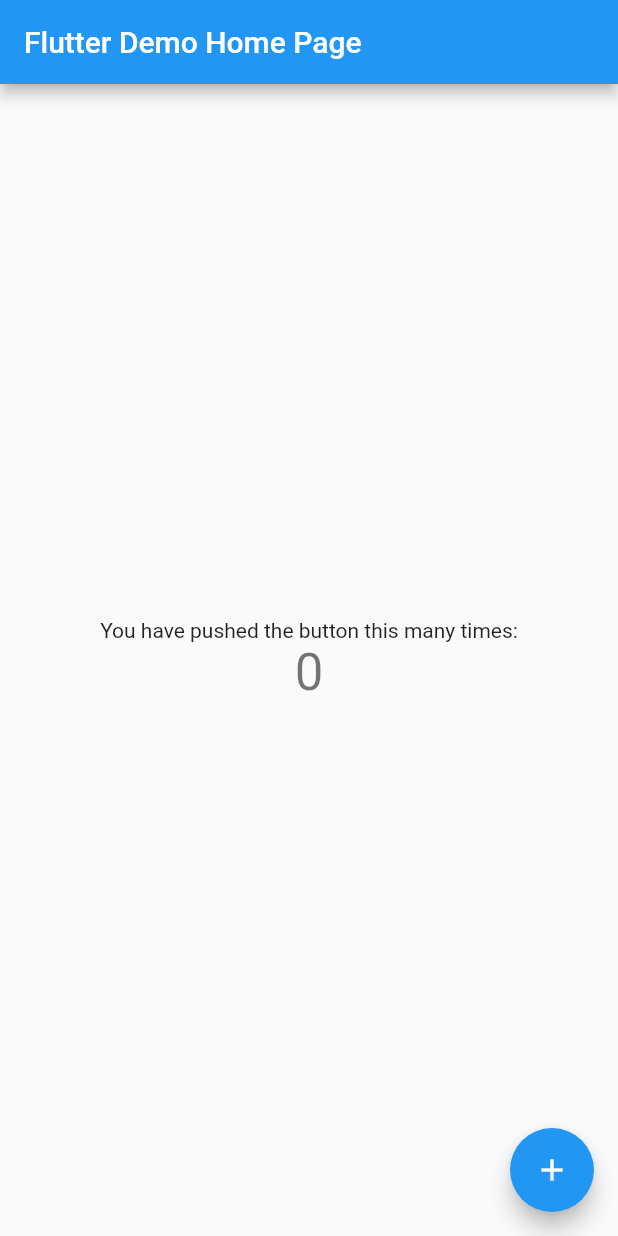
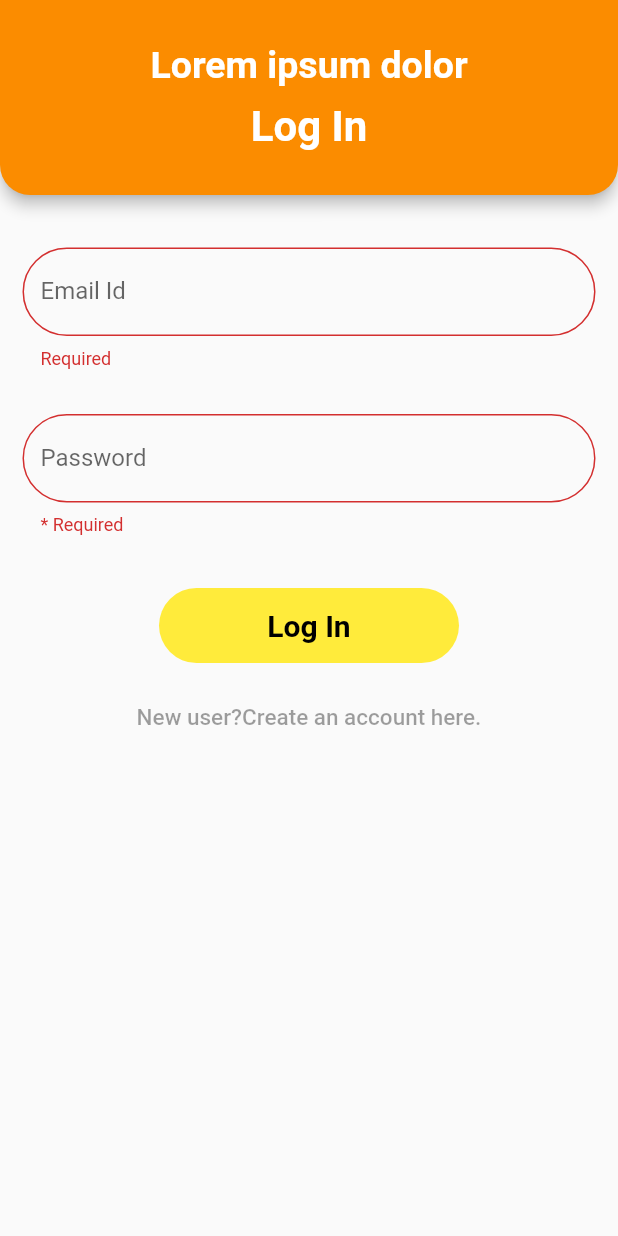
Before and after one commit to renuvkelkar/food_deliver_app, a Flutter app: the screen it shows after launch, on a phone screen of 412 x 824 dp. Run offline on Flutter 3.47's test engine with Material 2 defaults, Android fonts, the phone set to English and light mode, and no system bars; our stand-ins replace form_field_validator.

Commit message:
adding login page and signup page with changes in .yaml file and main.dart file

```diff
--- a/lib/main.dart
+++ b/lib/main.dart
@@ -1,4 +1,6 @@
 import 'package:flutter/material.dart';
+
+import 'pages/loginPage.dart';
 
 void main() {
   runApp(MyApp());
@@ -26,92 +28,7 @@ class MyApp extends StatelessWidget {
         // closer together (more dense) than on mobile platforms.
         visualDensity: VisualDensity.adaptivePlatformDensity,
       ),
-      home: MyHomePage(title: 'Flutter Demo Home Page'),
+      home: LoginPage(),
     );
   }
 }
-
-class MyHomePage extends StatefulWidget {
-  MyHomePage({Key key, this.title}) : super(key: key);
-
-  // This widget is the home page of your application. It is stateful, meaning
-  // that it has a State object (defined below) that contains fields that affect
-  // how it looks.
-
-  // This class is the configuration for the state. It holds the values (in this
-  // case the title) provided by the parent (in this case the App widget) and
-  // used by the build method of the State. Fields in a Widget subclass are
-  // always marked "final".
-
-  final String title;
-
-  @override
-  _MyHomePageState createState() => _MyHomePageState();
-}
-
-class _MyHomePageState extends State<MyHomePage> {
-  int _counter = 0;
-
-  void _incrementCounter() {
-    setState(() {
-      // This call to setState tells the Flutter framework that something has
-      // changed in this State, which causes it to rerun the build method below
-      // so that the display can reflect the updated values. If we changed
-      // _counter without calling setState(), then the build method would not be
-      // called again, and so nothing would appear to happen.
-      _counter++;
-    });
-  }
-
-  @override
-  Widget build(BuildContext context) {
-    // This method is rerun every time setState is called, for instance as done
-    // by the _incrementCounter method above.
-    //
-    // The Flutter framework has been optimized to make rerunning build methods
-    // fast, so that you can just rebuild anything that needs updating rather
-    // than having to individually change instances of widgets.
-    return Scaffold(
-      appBar: AppBar(
-        // Here we take the value from the MyHomePage object that was created by
-        // the App.build method, and use it to set our appbar title.
-        title: Text(widget.title),
-      ),
-      body: Center(
-        // Center is a layout widget. It takes a single child and positions it
-        // in the middle of the parent.
-        child: Column(
-          // Column is also a layout widget. It takes a list of children and
-          // arranges them vertically. By default, it sizes itself to fit its
-          // children horizontally, and tries to be as tall as its parent.
-          //
-          // Invoke "debug painting" (press "p" in the console, choose the
-          // "Toggle Debug Paint" action from the Flutter Inspector in Android
-          // Studio, or the "Toggle Debug Paint" command in Visual Studio Code)
-          // to see the wireframe for each widget.
-          //
-          // Column has various properties to control how it sizes itself and
-          // how it positions its children. Here we use mainAxisAlignment to
-          // center the children vertically; the main axis here is the vertical
-          // axis because Columns are vertical (the cross axis would be
-          // horizontal).
-          mainAxisAlignment: MainAxisAlignment.center,
-          children: <Widget>[
-            Text(
-              'You have pushed the button this many times:',
-            ),
-            Text(
-              '$_counter',
-              style: Theme.of(context).textTheme.headline4,
-            ),
-          ],
-        ),
-      ),
-      floatingActionButton: FloatingActionButton(
-        onPressed: _incrementCounter,
-        tooltip: 'Increment',
-        child: Icon(Icons.add),
-      ), // This trailing comma makes auto-formatting nicer for build methods.
-    );
-  }
-}
--- a/lib/pages/loginPage.dart
+++ b/lib/pages/loginPage.dart
@@ -0,0 +1,124 @@
+import 'package:flutter/material.dart';
+import 'package:form_field_validator/form_field_validator.dart';
+
+import 'signupPage.dart';
+
+
+
+class LoginPage extends StatefulWidget {
+  @override
+  _LoginPageState createState() => _LoginPageState();
+}
+
+class _LoginPageState extends State<LoginPage> {
+  GlobalKey<FormState> formKey=GlobalKey<FormState>();
+  @override
+  Widget build(BuildContext context) {
+    return Scaffold(
+      appBar: AppBar(
+        toolbarHeight: 130,
+        shape: RoundedRectangleBorder(
+          borderRadius: BorderRadius.only(
+            bottomLeft: Radius.circular(20),
+            bottomRight: Radius.circular(20),
+          ),
+        ),
+        title: Column(
+          children: [
+            Text(
+              "Lorem ipsum dolor",
+              style: TextStyle(
+                color: Colors.white,
+                fontWeight: FontWeight.bold,
+                fontSize: 25,
+
+              ),
+            ),
+            SizedBox(height: 10,),
+            Text(
+              "Log In",
+              style: TextStyle(
+                color: Colors.white,
+                fontWeight: FontWeight.bold,
+                fontSize: 28,
+              ),
+            ),
+          ],
+        ),
+        centerTitle: true,
+        backgroundColor: Colors.orange[600],
+      ),
+      body: Form(
+        autovalidate: true,
+        key: formKey,
+        child: SingleChildScrollView(
+          child: Column(
+            children: [
+              SizedBox(height: 20,),
+              Padding(
+                padding: const EdgeInsets.all(15.0),
+                child: TextFormField(
+                  decoration: InputDecoration(border:OutlineInputBorder(borderSide: BorderSide(color: Colors.orange[600],),borderRadius:BorderRadius.circular(30)),
+                      labelText: "Email Id",
+                      hintText: "lorem@dolor.com"),
+                  validator:MultiValidator([
+                    RequiredValidator(errorText: ("Required")),
+                    EmailValidator(errorText: ("not a valid email")),
+                    //RequiredValidator(errorText: ("Required"))
+                  ]),
+                ),
+              ),
+              Padding(
+                padding: const EdgeInsets.all(15.0),
+                child: TextFormField(
+                  obscureText: true,
+                  validator:MultiValidator([
+                    RequiredValidator(errorText: "* Required"),
+                    MinLengthValidator(6,errorText:"min 6 char long"),
+                    MaxLengthValidator(15,errorText:"max 15 char long"),
+                  ]),
+                  decoration: InputDecoration(border:OutlineInputBorder(borderSide: BorderSide(color: Colors.orange[600],),borderRadius:BorderRadius.circular(30)),
+                      labelText: "Password",
+                      hintText: "min 6 char long"),
+                ),
+              ),
+
+              SizedBox (height:20),
+
+              Container(
+                decoration: BoxDecoration(color: Colors.yellow,borderRadius: BorderRadius.circular(30)),
+                height: 50,
+                width:200,
+
+                child: FlatButton(
+                  onPressed: (){
+                    /*if(formKey.currentState.validate()){
+                      Navigator.push(context,
+                          MaterialPageRoute(builder: (_) =>shoping()));
+                      print("valid input");
+                    }else{
+                      print("invalid input");
+                    }*/
+
+                  },
+                  child: Text("Log In",style: TextStyle(color: Colors.black,fontWeight: FontWeight.bold,fontSize: 20),),
+                ),
+              ),
+
+              Padding(
+                padding: const EdgeInsets.all(12.0),
+                child: FlatButton(
+                  onPressed: (){
+                    Navigator.push(context, MaterialPageRoute(builder: (_) =>signupPage()));
+                  },
+                  child: Text("New user?Create an account here.",style:TextStyle(color:Colors.black38,fontSize: 15)),
+                ),
+              )
+            ],
+          ),
+        ),
+      ),
+
+    );
+  }
+}
--- a/pubspec.yaml
+++ b/pubspec.yaml
@@ -28,6 +28,7 @@ dependencies:
   # The following adds the Cupertino Icons font to your application.
   # Use with the CupertinoIcons class for iOS style icons.
   cupertino_icons: ^1.0.0
+  form_field_validator: ^1.0.1
 
 dev_dependencies:
   flutter_test:
```
Also changed, not shown: lib/pages/signupPage.dart (+140 -0 lines), 1 other file.
